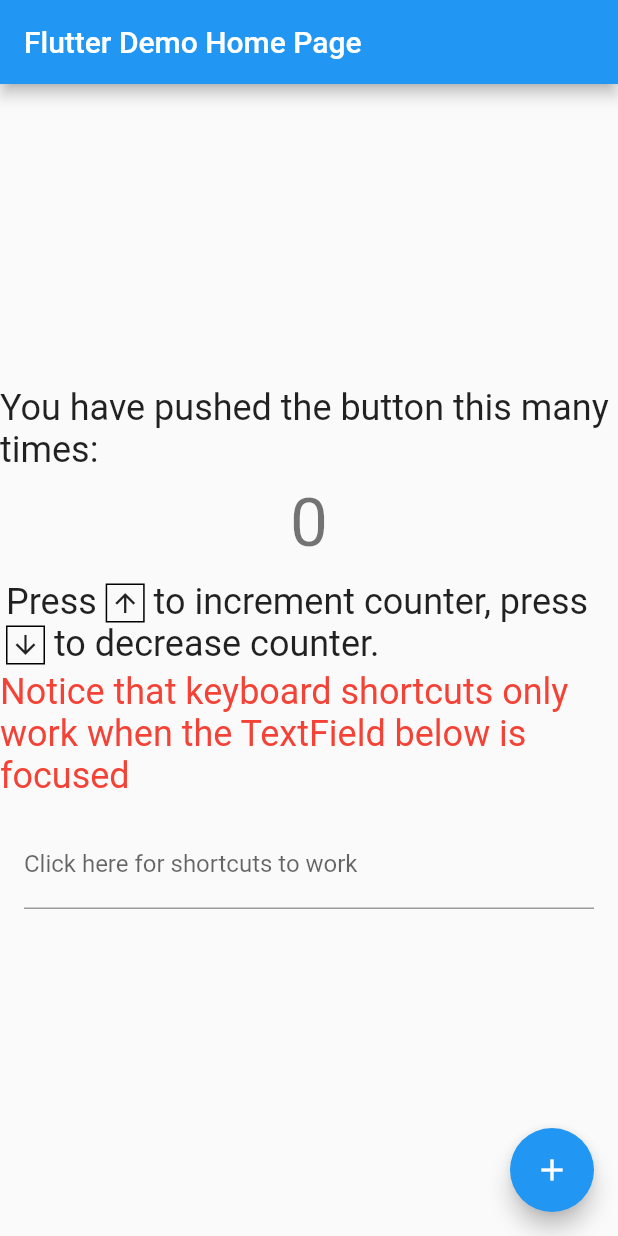
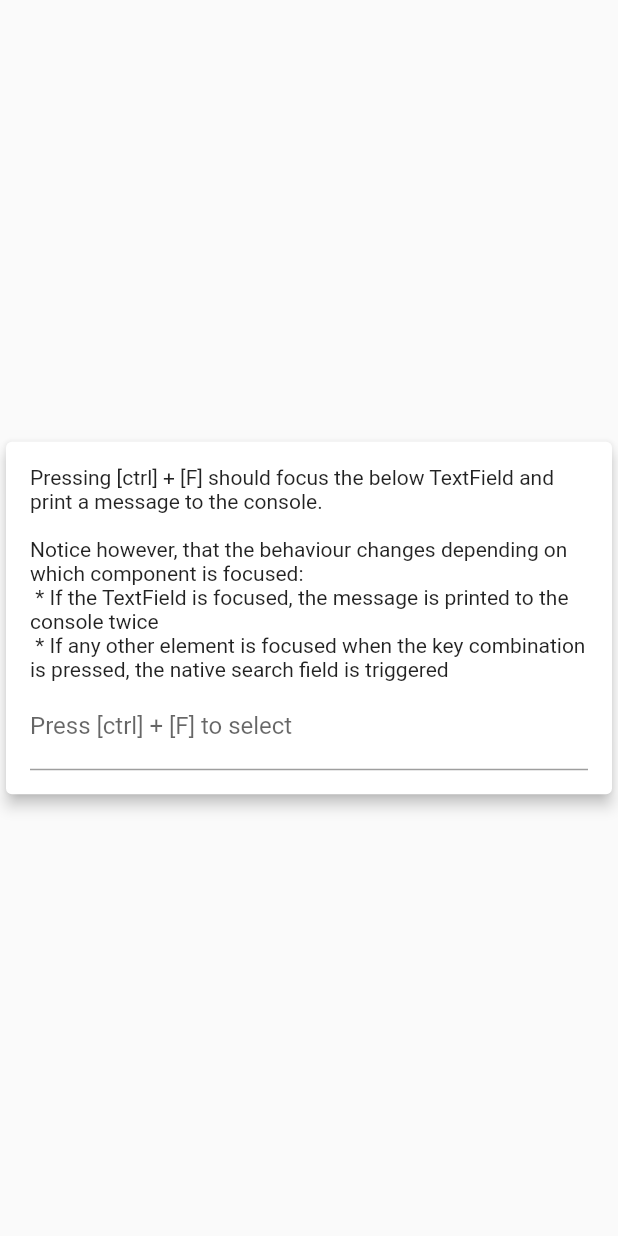
Before and after one commit to masus04/shortcuts-example, a Flutter app: the screen it shows after launch, on a phone screen of 412 x 824 dp. Run offline on Flutter 3.47's test engine with Material 2 defaults, Android fonts, the phone set to English and light mode, and no system bars.

Commit message:
Added simplified example in SelectSearchApp

```diff
--- a/lib/main.dart
+++ b/lib/main.dart
@@ -1,160 +1,7 @@
 import 'package:flutter/material.dart';
-import 'package:flutter/services.dart';
+import 'package:shortcuts_example/select_search_app.dart';
 
 void main() {
-  runApp(const MyApp());
+  // runApp(const CounterApp());
+  runApp(const SelectSearchApp());
 }
-
-class MyApp extends StatelessWidget {
-  const MyApp({super.key});
-
-  // This widget is the root of your application.
-  @override
-  Widget build(BuildContext context) {
-    return MaterialApp(
-      title: 'Flutter Demo',
-      theme: ThemeData(
-        primarySwatch: Colors.blue,
-      ),
-      home: const MyHomePage(
-        title: 'Flutter Demo Home Page',
-      ),
-    );
-  }
-}
-
-class MyHomePage extends StatefulWidget {
-  const MyHomePage({super.key, required this.title});
-
-  final String title;
-
-  @override
-  State<MyHomePage> createState() => _MyHomePageState();
-}
-
-class _MyHomePageState extends State<MyHomePage> {
-  int _counter = 0;
-
-  void _incrementCounter() {
-    setState(() {
-      _counter++;
-    });
-  }
-
-  @override
-  Widget build(BuildContext context) {
-    return Scaffold(
-      appBar: AppBar(
-        title: Text(widget.title),
-      ),
-      body: Shortcuts(
-        shortcuts: const {
-          SingleActivator(LogicalKeyboardKey.arrowUp): IncrementIntent(),
-          SingleActivator(LogicalKeyboardKey.arrowDown): DecrementIntent(),
-        },
-        child: Actions(
-          actions: {
-            IncrementIntent: SetCounterAction(perform: () {
-              setState(() {
-                _counter += 1;
-              });
-            }),
-            DecrementIntent: SetCounterAction(perform: () {
-              setState(() {
-                _counter -= 1;
-              });
-            }),
-          },
-          child: Center(
-            child: Column(
-              mainAxisAlignment: MainAxisAlignment.center,
-              children: [
-                Text(
-                  'You have pushed the button this many times:',
-                  style: Theme.of(context).textTheme.headline5!,
-                ),
-                Padding(
-                  padding: const EdgeInsets.all(8),
-                  child: Text(
-                    '$_counter',
-                    style: Theme.of(context).textTheme.headline3,
-                  ),
-                ),
-                Padding(
-                  padding: const EdgeInsets.all(4),
-                  child: Text.rich(
-                    TextSpan(
-                      style: Theme.of(context).textTheme.headline5!.copyWith(textBaseline: TextBaseline.ideographic),
-                      children: const [
-                        TextSpan(text: "Press "),
-                        WidgetSpan(child: KeyIcon(iconData: Icons.arrow_upward)),
-                        TextSpan(text: " to increment counter, press "),
-                        WidgetSpan(child: KeyIcon(iconData: Icons.arrow_downward)),
-                        TextSpan(text: " to decrease counter."),
-                      ],
-                    ),
-                  ),
-                ),
-                Text(
-                  "Notice that keyboard shortcuts only work when the TextField below is focused",
-                  style: Theme.of(context).textTheme.headline5!.copyWith(color: Colors.red),
-                ),
-                const Padding(
-                  padding: EdgeInsets.all(16),
-                  child: TextField(
-                    decoration: InputDecoration(labelText: "Click here for shortcuts to work"),
-                  ),
-                ),
-              ],
-            ),
-          ),
-        ),
-      ),
-      floatingActionButton: FloatingActionButton(
-        onPressed: _incrementCounter,
-        tooltip: 'Increment',
-        child: const Icon(Icons.add),
-      ), // This trailing comma makes auto-formatting nicer for build methods.
-    );
-  }
-}
-
-class KeyIcon extends StatelessWidget {
-  final IconData iconData;
-
-  const KeyIcon({Key? key, required this.iconData}) : super(key: key);
-
-  @override
-  Widget build(BuildContext context) {
-    return Container(
-      padding: const EdgeInsets.all(2),
-      decoration: BoxDecoration(
-        border: Border.all(),
-      ),
-      child: Icon(
-        iconData,
-        size: 20,
-      ),
-    );
-  }
-}
-
-class IncrementIntent extends Intent {
-  const IncrementIntent();
-}
-
-class DecrementIntent extends Intent {
-  const DecrementIntent();
-}
-
-class SetCounterAction extends Action {
-  final Function perform;
-
-  SetCounterAction({required this.perform});
-
-  @override
-  Object? invoke(Intent intent) {
-    debugPrint("Updated counter");
-    return perform();
-  }
-}
--- /dev/null
+++ b/lib/select_search_app.dart
@@ -0,0 +1,45 @@
+import 'package:flutter/material.dart';
+import 'package:flutter/services.dart';
+
+class SelectSearchApp extends StatelessWidget {
+  const SelectSearchApp({Key? key}) : super(key: key);
+
+  @override
+  Widget build(BuildContext context) {
+    return MaterialApp(
+      title: 'Flutter Demo',
+      theme: ThemeData(
+        primarySwatch: Colors.blue,
+      ),
+      home: Scaffold(
+        body: Focus(
+          onKey: (node, event) {
+            if (event.isControlPressed && event.physicalKey == PhysicalKeyboardKey.keyF) {
+              debugPrint("onKey: [ctrl] + [F] pressed");
+              return KeyEventResult.handled;
+            }
+            return KeyEventResult.ignored;
+          },
+          child: Center(
+            child: Card(
+              color: Colors.white,
+              elevation: 4,
+              child: Padding(
+                padding: const EdgeInsets.all(16),
+                child: Column(
+                  mainAxisSize: MainAxisSize.min,
+                  children: const [
+                    Text("Pressing [ctrl] + [F] should focus the below TextField and print a message to the console. \n\nNotice however, that the behaviour changes depending on which component is focused:\n * If the TextField is focused, the message is printed to the console twice\n * If any other element is focused when the key combination is pressed, the native search field is triggered"),
+                    TextField(
+                      decoration: InputDecoration(labelText: "Press [ctrl] + [F] to select"),
+                    ),
+                  ],
+                ),
+              ),
+            ),
+          ),
+        ),
+      ),
+    );
+  }
+}
```
Also changed, not shown: lib/counter_app.dart (added, +174 -0 lines), 1 other file.
